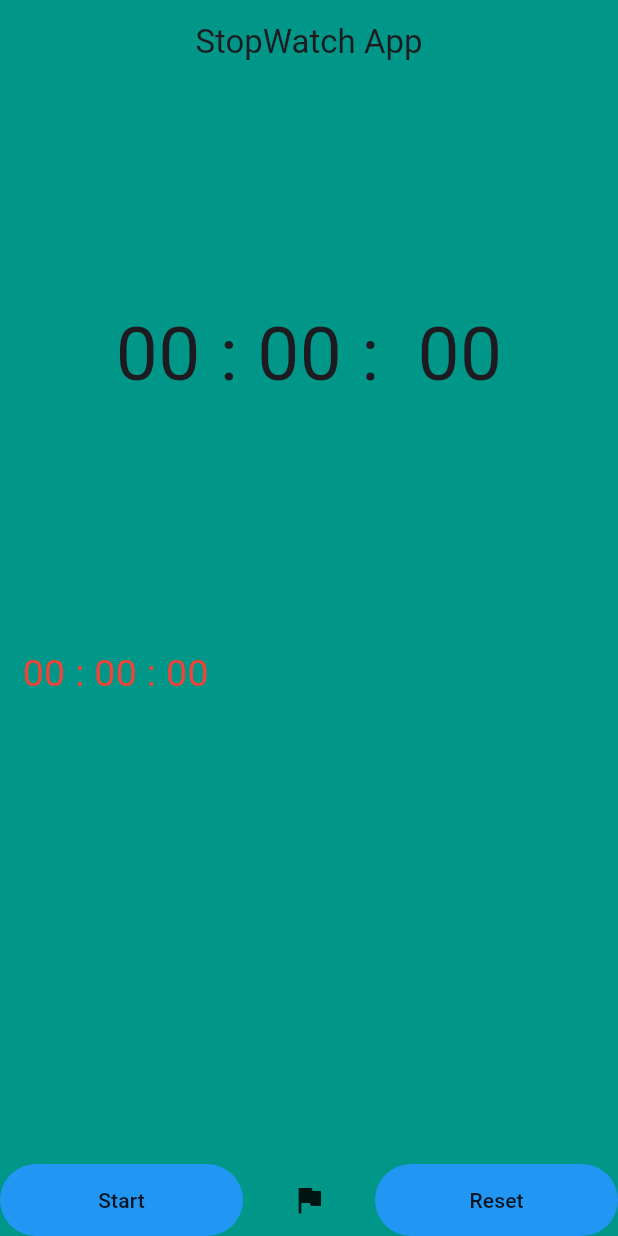
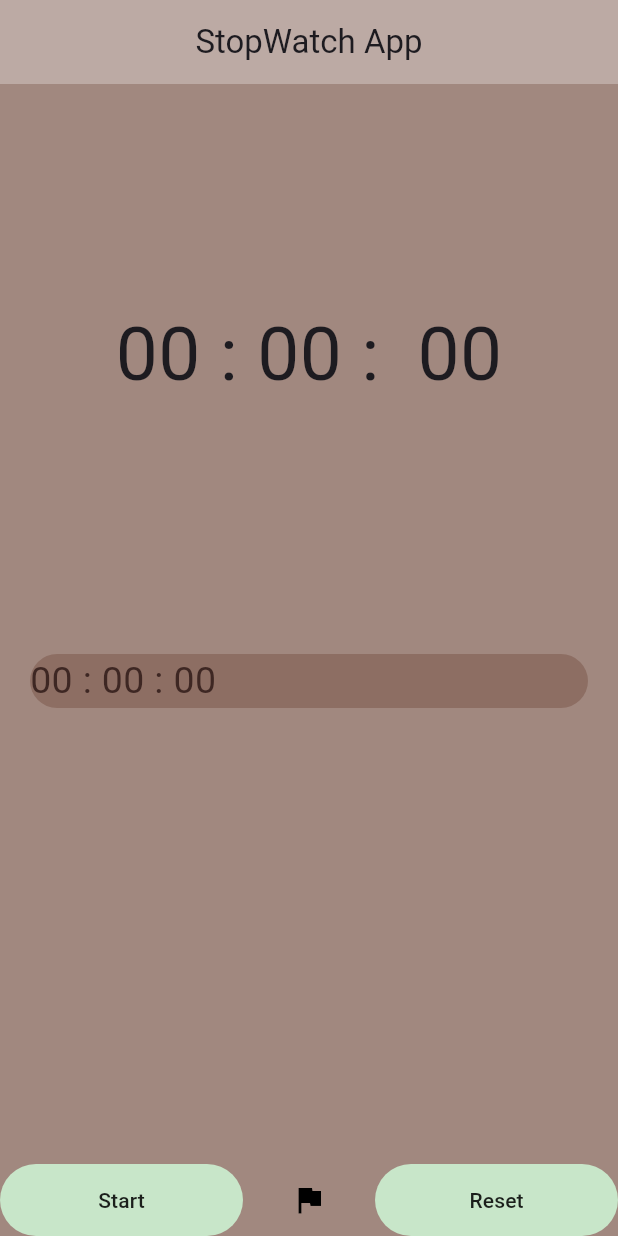
Before and after one commit to YossefAhmed9/CodeCasa_timer, a Flutter app: the screen it shows after launch, item 2 of the bottom bar chosen, on a phone screen of 412 x 824 dp. Run offline on Flutter 3.47's test engine with Material 2 defaults, Android fonts, the phone set to English and light mode, and no system bars.

Commit message:
Changed Colors

```diff
--- a/lib/home page.dart
+++ b/lib/home page.dart
@@ -83,9 +83,9 @@ class _HomePageState extends State<HomePage> {
       appBar: AppBar(
         title: const Text('StopWatch App'),
         centerTitle: true,
-        backgroundColor: Colors.teal,
+        backgroundColor: Colors.brown[200],
       ),
-      backgroundColor: Colors.teal,
+      backgroundColor: Colors.brown[300],
       body: SafeArea(
         child: Column(
           mainAxisAlignment: MainAxisAlignment.start,
@@ -106,11 +106,16 @@ class _HomePageState extends State<HomePage> {
             ),
             Expanded(
               child: SingleChildScrollView(
-                child: Padding(
-                  padding: const EdgeInsets.all(15.0),
                 child: Column(
                   children: [
-                      ListView.builder(
+                    Padding(
+                      padding: const EdgeInsets.all(20.0),
+                      child: Container(
+                        decoration: BoxDecoration(
+                          color: Colors.brown[400],
+                          borderRadius: BorderRadius.circular(25),
+                        ),
+                        child: ListView.builder(
                             scrollDirection: Axis.vertical,
                             shrinkWrap: true,
                             physics: const BouncingScrollPhysics(),
@@ -119,13 +124,15 @@ class _HomePageState extends State<HomePage> {
                                   children: [
                                     Text(
                                       laps[index],
-                                    style: const TextStyle(
-                                        fontSize: 25, color: Colors.red),
+                                      style: TextStyle(
+                                          fontSize: 25,
+                                          color: Colors.brown[900]),
                                     )
                                   ],
                                 )),
+                      ),
+                    ),
                   ],
-                  ),
                 ),
               ),
             ),
@@ -136,7 +143,7 @@ class _HomePageState extends State<HomePage> {
                   child: Container(
                     decoration: BoxDecoration(
                         borderRadius: BorderRadius.circular(25),
-                        color: Colors.blue),
+                        color: Colors.green[100]),
                     child: MaterialButton(
                       onPressed: () {
                         start();
@@ -152,12 +159,15 @@ class _HomePageState extends State<HomePage> {
                   onPressed: () {
                     addLaps();
                   },
-                  child: const Icon(Icons.flag),
+                  child: Icon(
+                    Icons.flag,
+                    color: Colors.black,
+                  ),
                 ),
                 Expanded(
                     child: Container(
                         decoration: BoxDecoration(
-                          color: Colors.blue,
+                          color: Colors.green[100],
                           borderRadius: BorderRadius.circular(25),
                         ),
                         child: MaterialButton(
```
Lines whose indentation alone changed are shown as unchanged.
